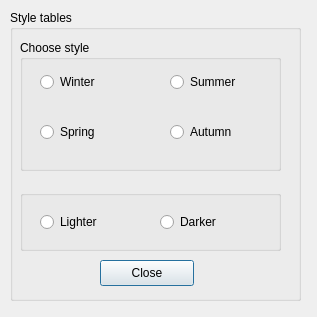
This is stylesdialog.ui in FerKosNik/TextEditor_Rustem as Qt 5 draws it before an edit. The edited form follows.
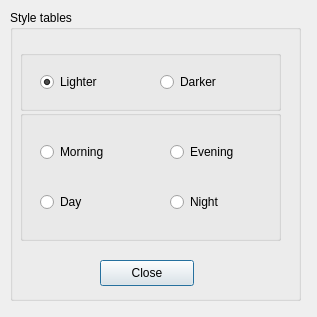
This is the edited form.

Commit message: cat asks for meat

```diff
--- a/stylesdialog.ui
+++ b/stylesdialog.ui
@@ -29,15 +29,18 @@
     <property name="geometry">
      <rect>
       <x>10</x>
-      <y>30</y>
+      <y>100</y>
       <width>261</width>
       <height>131</height>
      </rect>
     </property>
     <property name="title">
-     <string>Choose style</string>
+     <string/>
     </property>
-    <widget class="QRadioButton" name="rbWinter">
+    <property name="checkable">
+     <bool>false</bool>
+    </property>
+    <widget class="QRadioButton" name="rbMorning">
      <property name="geometry">
       <rect>
        <x>20</x>
@@ -47,7 +50,7 @@
       </rect>
      </property>
      <property name="text">
-      <string>Winter</string>
+      <string>Morning</string>
      </property>
     </widget>
     <widget class="QRadioButton" name="rbSpring">
@@ -60,7 +63,7 @@
       </rect>
      </property>
      <property name="text">
-      <string>Spring</string>
+      <string>Day</string>
      </property>
     </widget>
     <widget class="QRadioButton" name="rbSummer">
@@ -73,7 +76,7 @@
       </rect>
      </property>
      <property name="text">
-      <string>Summer</string>
+      <string>Evening</string>
      </property>
     </widget>
     <widget class="QRadioButton" name="rbAutumn">
@@ -86,7 +89,7 @@
       </rect>
      </property>
      <property name="text">
-      <string>Autumn</string>
+      <string>Night</string>
      </property>
     </widget>
    </widget>
@@ -94,7 +97,7 @@
     <property name="geometry">
      <rect>
       <x>10</x>
-      <y>180</y>
+      <y>40</y>
       <width>261</width>
       <height>61</height>
      </rect>
@@ -114,6 +117,9 @@
      <property name="text">
       <string>Lighter</string>
      </property>
+     <property name="checked">
+      <bool>true</bool>
+     </property>
     </widget>
     <widget class="QRadioButton" name="rbDarker">
      <property name="geometry">
```
Left out of the diff: 6 changed lines with no effect on the pictures. The commit also changes 2 other files.
